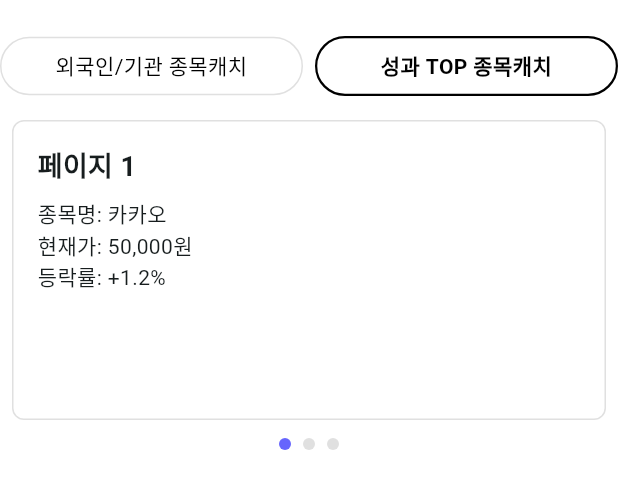
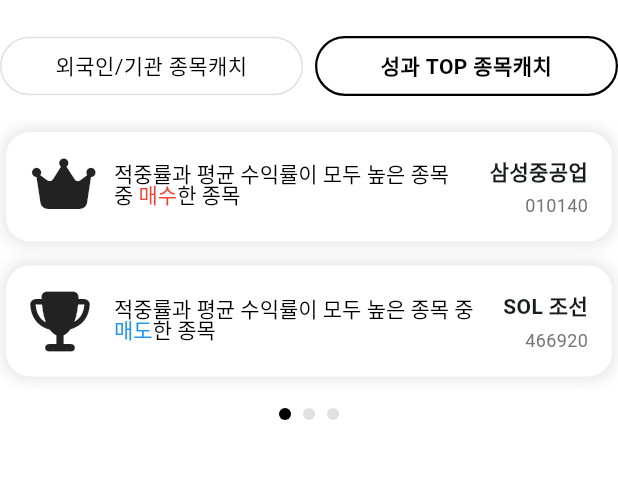
Before and after one commit to kind4u/rassi_clone, a Flutter app: the CatchRecommendCard widget shown alone on an empty page, opened directly, after a tap on "성과 TOP 종목캐치", on a phone screen of 412 x 824 dp. Shown: the top 489 px of the screen. Run offline on Flutter 3.47's test engine with Material 3 defaults, Android fonts, the phone set to English and light mode, and no system bars; our stand-ins replace font_awesome_flutter.

Commit message:
캐치 종목 Session 구현

```diff
--- a/lib/components/common/catch_recommend_card.dart
+++ b/lib/components/common/catch_recommend_card.dart
@@ -1,4 +1,6 @@
 import 'package:flutter/material.dart';
+import 'package:font_awesome_flutter/font_awesome_flutter.dart';
+import 'package:rassi_clone/components/common/catch_recommend_item.dart';
 
 class CatchRecommendCard extends StatefulWidget {
   const CatchRecommendCard({super.key});
@@ -53,25 +55,23 @@
 
   // Tab 1: 고정 데이터
   Widget _buildFixedTab() {
-    return Container(
-      margin: const EdgeInsets.only(top: 16),
-      padding: const EdgeInsets.all(16),
-      decoration: BoxDecoration(
-        color: Colors.white,
-        borderRadius: BorderRadius.circular(8),
-        border: Border.all(color: Colors.grey.shade300),
-      ),
+    return Padding(
+      padding: const EdgeInsets.only(top: 16.0),
       child: Column(
-        crossAxisAlignment: CrossAxisAlignment.start,
+        crossAxisAlignment: CrossAxisAlignment.center,
         children: [
-          Text(
-            '고정 데이터 탭',
-            style: TextStyle(fontSize: 18, fontWeight: FontWeight.bold),
+          CatchRecommendItem(
+            icon: Icons.face,
+            description: '외국인과 라씨 매매비서가 함께 매수한 종목',
+            stock: '제주반도체',
+            stockNumber: '080220',
           ),
-          SizedBox(height: 8),
-          Text('종목명: 삼성전자'),
-          Text('현재가: 75,000원'),
-          Text('등락률: +2.5%'),
+          CatchRecommendItem(
+            icon: Icons.account_balance,
+            description: '기관과 라씨 매매비서가 함께 매수한 종목',
+            stock: '삼성전자우',
+            stockNumber: '005935',
+          ),
         ],
       ),
     );
@@ -88,9 +88,7 @@
           margin: const EdgeInsets.symmetric(horizontal: 4),
           decoration: BoxDecoration(
             shape: BoxShape.circle,
-            color: _currentPage == index
-                ? Color(0xFF6665FD)
-                : Colors.grey.shade300,
+            color: _currentPage == index ? Colors.black : Colors.grey.shade300,
           ),
         );
       }),
@@ -103,7 +101,7 @@
       children: [
         Container(
           margin: const EdgeInsets.only(top: 16),
-          height: 200,
+          height: 180,
           child: PageView.builder(
             controller: _pageController,
             itemCount: 3,
@@ -113,30 +111,38 @@
               });
             },
             itemBuilder: (context, index) {
-              return Container(
-                margin: const EdgeInsets.symmetric(horizontal: 8),
-                padding: const EdgeInsets.all(16),
-                decoration: BoxDecoration(
-                  color: Colors.white,
-                  borderRadius: BorderRadius.circular(8),
-                  border: Border.all(color: Colors.grey.shade300),
-                ),
-                child: Column(
-                  crossAxisAlignment: CrossAxisAlignment.start,
-                  children: [
-                    Text(
-                      '페이지 ${index + 1}',
-                      style: TextStyle(
-                        fontSize: 18,
-                        fontWeight: FontWeight.bold,
-                      ),
-                    ),
-                    SizedBox(height: 8),
-                    Text('종목명: ${['카카오', 'NAVER', 'SK하이닉스'][index]}'),
-                    Text('현재가: ${['50,000', '180,000', '130,000'][index]}원'),
-                    Text('등락률: ${['+1.2%', '-0.8%', '+3.5%'][index]}'),
-                  ],
-                ),
+              return Column(
+                crossAxisAlignment: CrossAxisAlignment.center,
+                children: [
+                  CatchRecommendItem(
+                    icon: [
+                      FontAwesomeIcons.crown,
+                      FontAwesomeIcons.rankingStar,
+                      FontAwesomeIcons.award,
+                    ][index],
+                    description: [
+                      '적중률과 평균 수익률이 모두 높은 종목 중 매수한 종목',
+                      '적중률과 누적 수익이 모두 높은 종목 중 매수한 종목',
+                      '적중률과 수익난 매매횟수가 모두 높은 종목 중 매수한 종목',
+                    ][index],
+                    stock: ['삼성중공업', '삼성중공업', '이구산업'][index],
+                    stockNumber: ['010140', '010140', '025820'][index],
+                  ),
+                  CatchRecommendItem(
+                    icon: [
+                      FontAwesomeIcons.trophy,
+                      FontAwesomeIcons.trophy,
+                      FontAwesomeIcons.trophy,
+                    ][index],
+                    description: [
+                      '적중률과 평균 수익률이 모두 높은 종목 중 매도한 종목',
+                      '적중률과 누적 수익이 모두 높은 종목 중 매도한 종목',
+                      '적중률과 수익난 매매횟수가 모두 높은 종목 중 매도한 종목',
+                    ][index],
+                    stock: ['SOL 조선', 'SOL 조선', '에이블씨엔씨'][index],
+                    stockNumber: ['466920', '466920', '078520'][index],
+                  ),
+                ],
               );
             },
           ),
--- /dev/null
+++ b/lib/components/common/catch_recommend_item.dart
@@ -0,0 +1,121 @@
+import 'package:flutter/material.dart';
+
+class CatchRecommendItem extends StatelessWidget {
+  final IconData icon;
+  final String description;
+  final String stock;
+  final String stockNumber;
+
+  const CatchRecommendItem({
+    super.key,
+    required this.icon,
+    required this.description,
+    required this.stock,
+    required this.stockNumber,
+  });
+
+  List<TextSpan> _buildTextSpans(String text) {
+    final List<TextSpan> spans = [];
+    final RegExp pattern = RegExp(r'(매수|매도)');
+    final matches = pattern.allMatches(text);
+
+    int lastIndex = 0;
+
+    for (final match in matches) {
+      // 키워드 이전의 일반 텍스트 추가
+      if (match.start > lastIndex) {
+        spans.add(
+          TextSpan(
+            text: text.substring(lastIndex, match.start),
+            style: TextStyle(fontSize: 14, height: 1.0, color: Colors.black),
+          ),
+        );
+      }
+
+      // 키워드에 따라 색상 적용
+      final keyword = match.group(0)!;
+      final color = keyword == '매수' ? Colors.red : Colors.blue;
+
+      spans.add(
+        TextSpan(
+          text: keyword,
+          style: TextStyle(fontSize: 14, height: 1.0, color: color),
+        ),
+      );
+
+      lastIndex = match.end;
+    }
+
+    // 마지막 키워드 이후의 남은 텍스트 추가
+    if (lastIndex < text.length) {
+      spans.add(
+        TextSpan(
+          text: text.substring(lastIndex),
+          style: TextStyle(fontSize: 14, height: 1.0, color: Colors.black),
+        ),
+      );
+    }
+
+    return spans;
+  }
+
+  @override
+  Widget build(BuildContext context) {
+    return Padding(
+      padding: EdgeInsets.symmetric(vertical: 8, horizontal: 4),
+      child: Container(
+        decoration: BoxDecoration(
+          color: Colors.white,
+          borderRadius: BorderRadius.circular(16),
+          boxShadow: [
+            BoxShadow(
+              color: Colors.black.withValues(alpha: 0.1),
+              spreadRadius: 2,
+              blurRadius: 8,
+              offset: Offset(0, 0),
+            ),
+          ],
+        ),
+        child: Row(
+          children: [
+            Padding(
+              padding: const EdgeInsets.all(16.0),
+              child: Icon(icon, size: 40),
+            ),
+
+            Expanded(
+              child: Padding(
+                padding: const EdgeInsets.symmetric(vertical: 16.0),
+                child: RichText(
+                  text: TextSpan(children: _buildTextSpans(description)),
+                  softWrap: true,
+                ),
+              ),
+            ),
+
+            Padding(
+              padding: const EdgeInsets.symmetric(
+                vertical: 16.0,
+                horizontal: 16.0,
+              ),
+              child: Column(
+                crossAxisAlignment: CrossAxisAlignment.end,
+                children: [
+                  Text(
+                    stock,
+                    style: TextStyle(fontSize: 14, fontWeight: FontWeight.bold),
+                  ),
+                  SizedBox(height: 4),
+                  Text(
+                    stockNumber,
+                    style: TextStyle(fontSize: 12, color: Colors.grey.shade600),
+                  ),
+                ],
+              ),
+            ),
+          ],
+        ),
+      ),
+    );
+  }
+}
--- a/lib/pages/home/home_tab_content.dart
+++ b/lib/pages/home/home_tab_content.dart
@@ -174,7 +174,22 @@
               ),
             ),
 
-            // 여유 공간
+            const SizedBox(height: 24),
+
+            // 회색 Divider
+            Container(height: 16, color: Colors.grey.shade100),
+
+            const SizedBox(height: 24),
+            // 급상승 Title
+            Padding(
+              padding: const EdgeInsets.symmetric(horizontal: 24.0),
+              child: TitleBar(
+                title: "오늘의 이슈",
+                detailText: "더보기",
+                onDetailTap: () {},
+              ),
+            ),
+            // 하단 Banner
             Image.asset('assets/images/bottom_banner.jpg'),
           ],
         ),
--- a/pubspec.yaml
+++ b/pubspec.yaml
@@ -34,6 +34,7 @@
   # The following adds the Cupertino Icons font to your application.
   # Use with the CupertinoIcons class for iOS style icons.
   cupertino_icons: ^1.0.8
+  font_awesome_flutter: ^10.12.0
 
 dev_dependencies:
   flutter_test:
```
Also changed, not shown: pubspec.lock.
